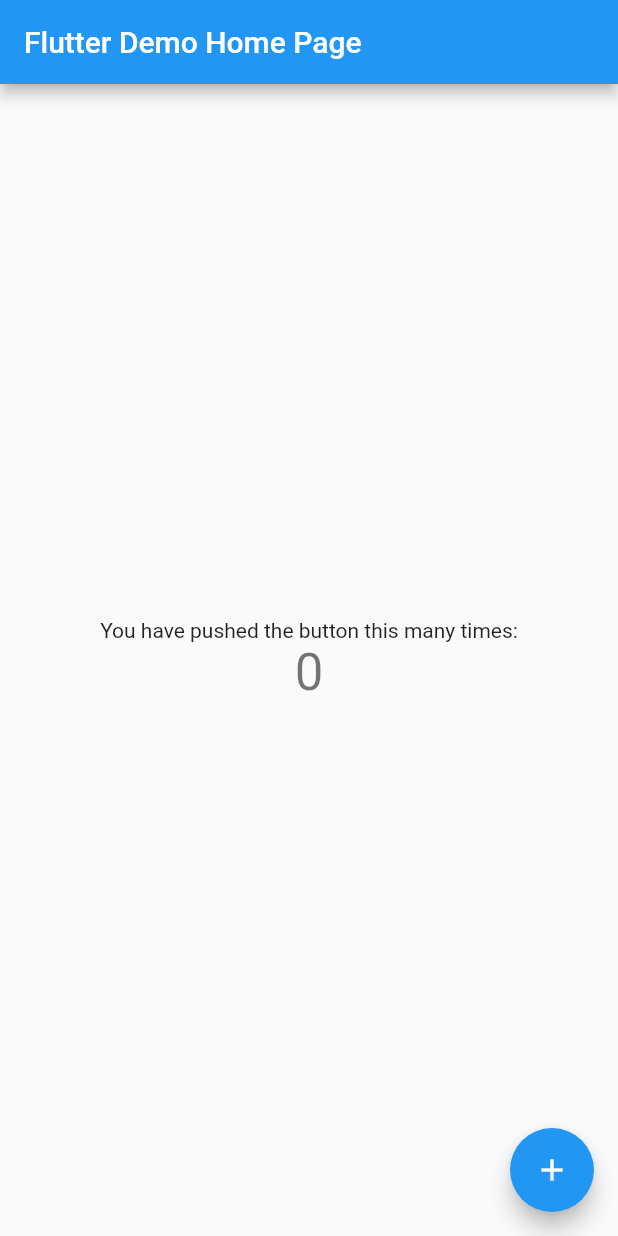
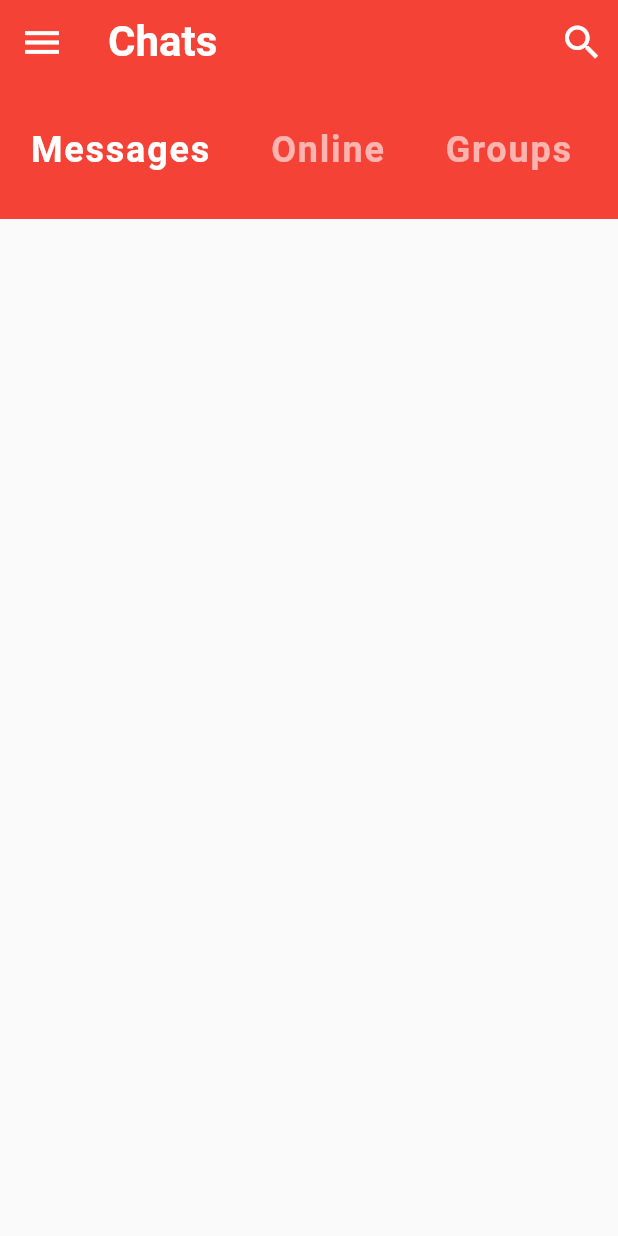
Before and after one commit to n3rdkid/flutter-app-from-scratch, a Flutter app: the screen it shows after launch, on a phone screen of 412 x 824 dp. Run offline on Flutter 3.47's test engine with Material 2 defaults, Android fonts, the light colour scheme and no system bars.

Commit message:
feat : basic category selector

```diff
--- a/chat_ui/lib/main.dart
+++ b/chat_ui/lib/main.dart
@@ -1,3 +1,4 @@
+import 'package:chat_ui/screens/home.dart';
 import 'package:flutter/material.dart';
 
 void main() {
@@ -9,105 +10,10 @@
   @override
   Widget build(BuildContext context) {
     return MaterialApp(
-      title: 'Flutter Demo',
-      theme: ThemeData(
-        // This is the theme of your application.
-        //
-        // Try running your application with "flutter run". You'll see the
-        // application has a blue toolbar. Then, without quitting the app, try
-        // changing the primarySwatch below to Colors.green and then invoke
-        // "hot reload" (press "r" in the console where you ran "flutter run",
-        // or simply save your changes to "hot reload" in a Flutter IDE).
-        // Notice that the counter didn't reset back to zero; the application
-        // is not restarted.
-        primarySwatch: Colors.blue,
-      ),
-      home: MyHomePage(title: 'Flutter Demo Home Page'),
-    );
+        title: 'Travel UI',
+        debugShowCheckedModeBanner: false,
+        theme:
+            ThemeData(primaryColor: Colors.red, accentColor: Color(0xFFFEF9FB)),
+        home: HomeScreen());
   }
 }
-
-class MyHomePage extends StatefulWidget {
-  MyHomePage({Key? key, required this.title}) : super(key: key);
-
-  // This widget is the home page of your application. It is stateful, meaning
-  // that it has a State object (defined below) that contains fields that affect
-  // how it looks.
-
-  // This class is the configuration for the state. It holds the values (in this
-  // case the title) provided by the parent (in this case the App widget) and
-  // used by the build method of the State. Fields in a Widget subclass are
-  // always marked "final".
-
-  final String title;
-
-  @override
-  _MyHomePageState createState() => _MyHomePageState();
-}
-
-class _MyHomePageState extends State<MyHomePage> {
-  int _counter = 0;
-
-  void _incrementCounter() {
-    setState(() {
-      // This call to setState tells the Flutter framework that something has
-      // changed in this State, which causes it to rerun the build method below
-      // so that the display can reflect the updated values. If we changed
-      // _counter without calling setState(), then the build method would not be
-      // called again, and so nothing would appear to happen.
-      _counter++;
-    });
-  }
-
-  @override
-  Widget build(BuildContext context) {
-    // This method is rerun every time setState is called, for instance as done
-    // by the _incrementCounter method above.
-    //
-    // The Flutter framework has been optimized to make rerunning build methods
-    // fast, so that you can just rebuild anything that needs updating rather
-    // than having to individually change instances of widgets.
-    return Scaffold(
-      appBar: AppBar(
-        // Here we take the value from the MyHomePage object that was created by
-        // the App.build method, and use it to set our appbar title.
-        title: Text(widget.title),
-      ),
-      body: Center(
-        // Center is a layout widget. It takes a single child and positions it
-        // in the middle of the parent.
-        child: Column(
-          // Column is also a layout widget. It takes a list of children and
-          // arranges them vertically. By default, it sizes itself to fit its
-          // children horizontally, and tries to be as tall as its parent.
-          //
-          // Invoke "debug painting" (press "p" in the console, choose the
-          // "Toggle Debug Paint" action from the Flutter Inspector in Android
-          // Studio, or the "Toggle Debug Paint" command in Visual Studio Code)
-          // to see the wireframe for each widget.
-          //
-          // Column has various properties to control how it sizes itself and
-          // how it positions its children. Here we use mainAxisAlignment to
-          // center the children vertically; the main axis here is the vertical
-          // axis because Columns are vertical (the cross axis would be
-          // horizontal).
-          mainAxisAlignment: MainAxisAlignment.center,
-          children: <Widget>[
-            Text(
-              'You have pushed the button this many times:',
-            ),
-            Text(
-              '$_counter',
-              style: Theme.of(context).textTheme.headline4,
-            ),
-          ],
-        ),
-      ),
-      floatingActionButton: FloatingActionButton(
-        onPressed: _incrementCounter,
-        tooltip: 'Increment',
-        child: Icon(Icons.add),
-      ), // This trailing comma makes auto-formatting nicer for build methods.
-    );
-  }
-}
--- /dev/null
+++ b/chat_ui/lib/screens/home.dart
@@ -0,0 +1,40 @@
+import 'package:chat_ui/widgets/category_selector.dart';
+import 'package:flutter/material.dart';
+
+class HomeScreen extends StatefulWidget {
+  @override
+  _HomeScreenState createState() => _HomeScreenState();
+}
+
+class _HomeScreenState extends State<HomeScreen> {
+  @override
+  Widget build(BuildContext context) {
+    return Scaffold(
+      appBar: AppBar(
+        elevation: 0.0,
+        title: Text(
+          "Chats",
+          style: TextStyle(
+            fontSize: 28,
+            fontWeight: FontWeight.bold,
+          ),
+        ),
+        leading: IconButton(
+            icon: Icon(Icons.menu),
+            iconSize: 30,
+            onPressed: () {},
+            color: Colors.white),
+        actions: <Widget>[
+          IconButton(
+              icon: Icon(Icons.search),
+              iconSize: 30,
+              onPressed: () {},
+              color: Colors.white)
+        ],
+      ),
+      body: Column(
+        children: [CategorySelector()],
+      ),
+    );
+  }
+}
--- /dev/null
+++ b/chat_ui/lib/widgets/category_selector.dart
@@ -0,0 +1,42 @@
+import 'package:flutter/material.dart';
+
+class CategorySelector extends StatefulWidget {
+  @override
+  _CategorySelectorState createState() => _CategorySelectorState();
+}
+
+class _CategorySelectorState extends State<CategorySelector> {
+  int selectedIdx = 0;
+  final List<String> categories = ["Messages", "Online", "Groups", "Requests"];
+  @override
+  Widget build(BuildContext context) {
+    return Container(
+      height: 90,
+      color: Theme.of(context).primaryColor,
+      child: ListView.builder(
+          scrollDirection: Axis.horizontal,
+          itemBuilder: (BuildContext context, int idx) {
+            return GestureDetector(
+              onTap: () {
+                setState(() {
+                  selectedIdx = idx;
+                });
+              },
+              child: Padding(
+                padding:
+                    const EdgeInsets.symmetric(horizontal: 20, vertical: 30),
+                child: Text(
+                  categories[idx],
+                  style: TextStyle(
+                      color: idx == selectedIdx ? Colors.white : Colors.white60,
+                      fontSize: 24.0,
+                      fontWeight: FontWeight.bold,
+                      letterSpacing: 1.2),
+                ),
+              ),
+            );
+          },
+          itemCount: categories.length),
+    );
+  }
+}
```
